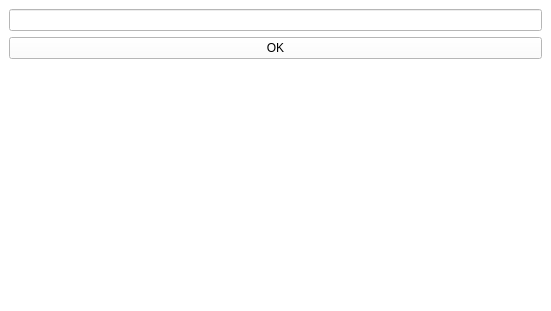
This is window.ui in RDaniil1/command-expression as Qt 5 draws it before an edit. The edited form follows.
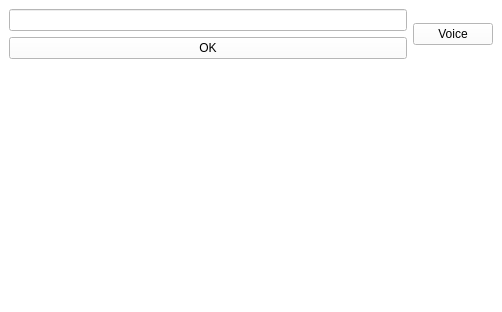
This is the edited form.

Commit message: main: add voice button

Diff of the .ui file:
```diff
--- a/window.ui
+++ b/window.ui
@@ -6,8 +6,8 @@
    <rect>
     <x>0</x>
     <y>0</y>
-    <width>551</width>
-    <height>311</height>
+    <width>502</width>
+    <height>312</height>
    </rect>
   </property>
   <property name="windowTitle">
@@ -19,25 +19,32 @@
   <widget class="QWidget" name="centralwidget">
    <layout class="QVBoxLayout" name="verticalLayout_2">
     <item>
-     <layout class="QVBoxLayout" name="verticalLayout">
-      <item>
-       <widget class="QLineEdit" name="equationEdit"/>
-      </item>
-      <item>
+     <layout class="QGridLayout" name="gridLayout">
+      <item row="1" column="0">
        <widget class="QPushButton" name="okButton">
         <property name="text">
          <string>OK</string>
         </property>
        </widget>
       </item>
-      <item>
+      <item row="0" column="0">
+       <widget class="QLineEdit" name="equationEdit"/>
+      </item>
+      <item row="0" column="1" rowspan="2">
+       <widget class="QPushButton" name="voiceButton">
+        <property name="text">
+         <string>Voice</string>
+        </property>
+       </widget>
+      </item>
+      <item row="2" column="0" colspan="2">
        <widget class="QLabel" name="expressionImage">
         <property name="text">
          <string/>
         </property>
        </widget>
       </item>
-      <item>
+      <item row="3" column="0" colspan="2">
        <widget class="QLabel" name="resultImage">
         <property name="styleSheet">
          <string notr="true">background-color: white;</string>
```
